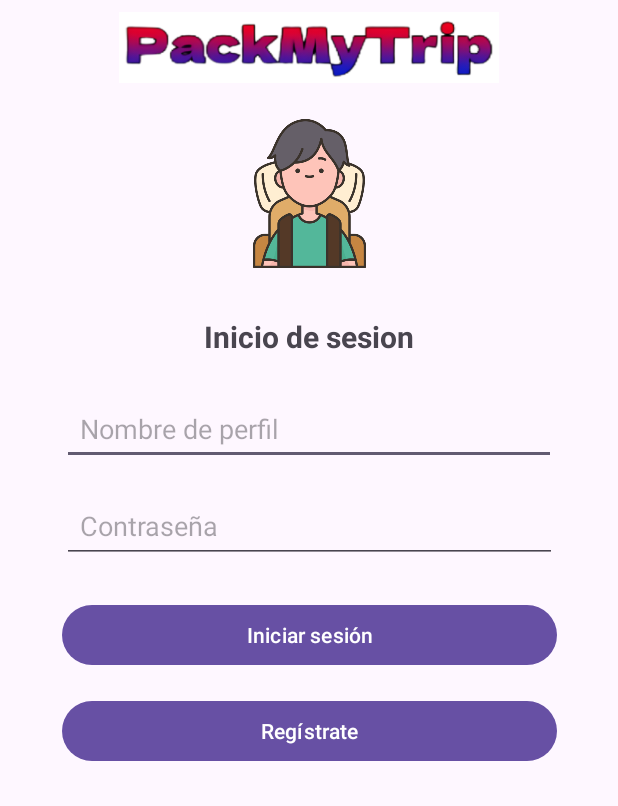
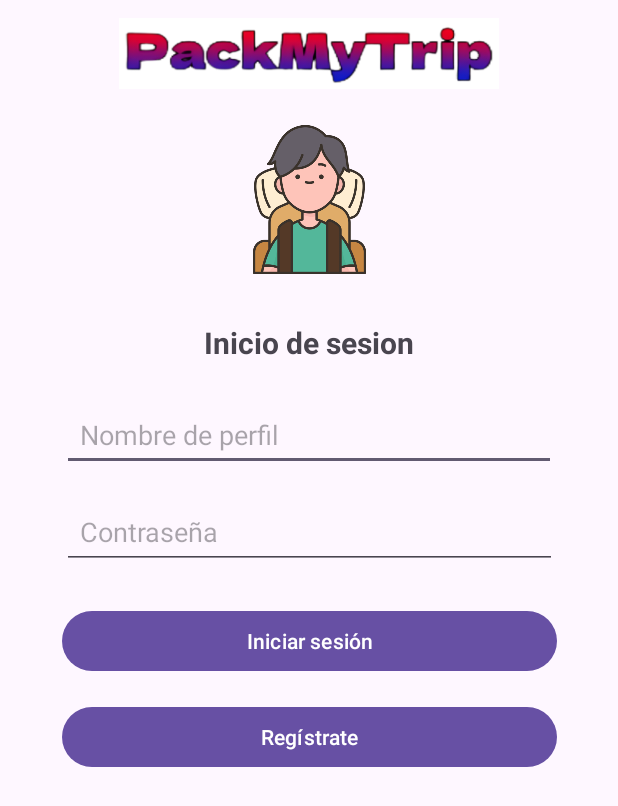
Before and after one commit to juanfra312003/pack-my-trip, an Android app: the screen it shows after launch (LoginActivity), on a phone screen of 412 x 824 dp. Shown: the top 806 px of the screen. Run offline under Robolectric (Android 15) with nearby library versions, the phone set to English and light mode, and no system bars.

Commit message:
Feature: Fix Login layout

```diff
--- a/app/src/main/res/layout/activity_login.xml
+++ b/app/src/main/res/layout/activity_login.xml
@@ -7,14 +7,18 @@
     tools:context=".activities.general_activities.LoginActivity">
 
     <!-- Cabecera de la pantalla con el logo o título de la aplicación -->
+
+    <!-- Imagen del turista -->
+
     <include
         android:id="@+id/include"
         layout="@layout/header_layout"
         android:layout_width="match_parent"
         android:layout_height="wrap_content"
-        app:layout_constraintTop_toTopOf="parent" />
+        android:layout_marginTop="4dp"
+        app:layout_constraintTop_toTopOf="parent"
+        tools:layout_editor_absoluteX="0dp" />
 
-    <!-- Imagen del turista -->
     <ImageView
         android:id="@+id/imageTouristDashboard"
         android:layout_width="107dp"
```
